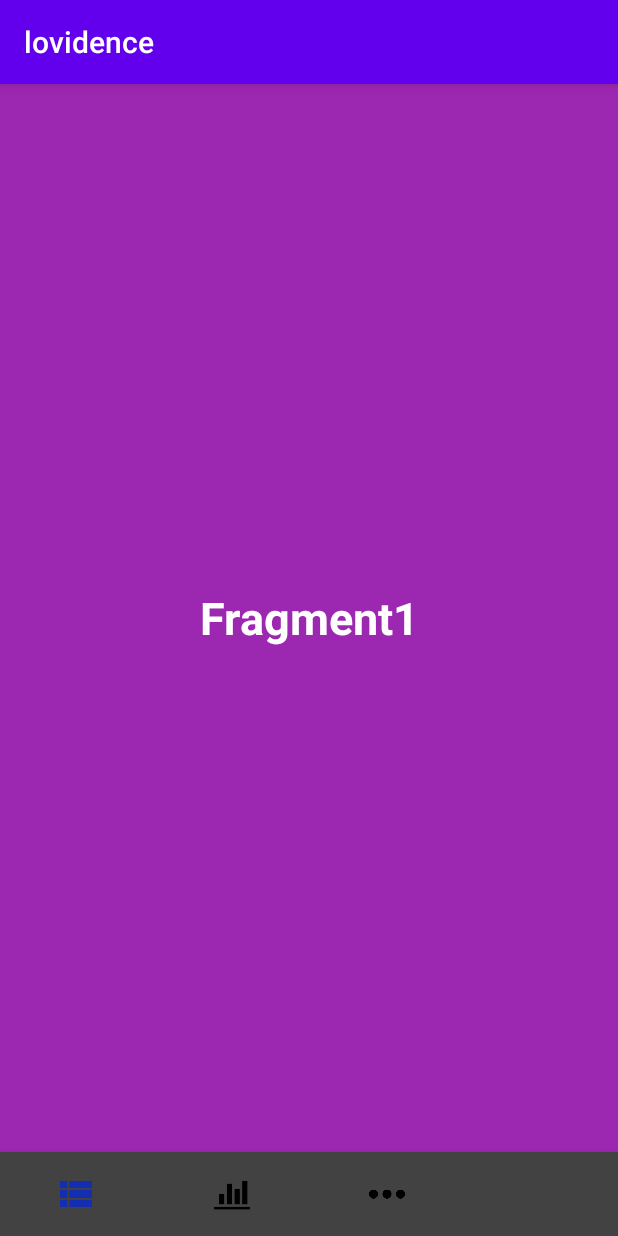
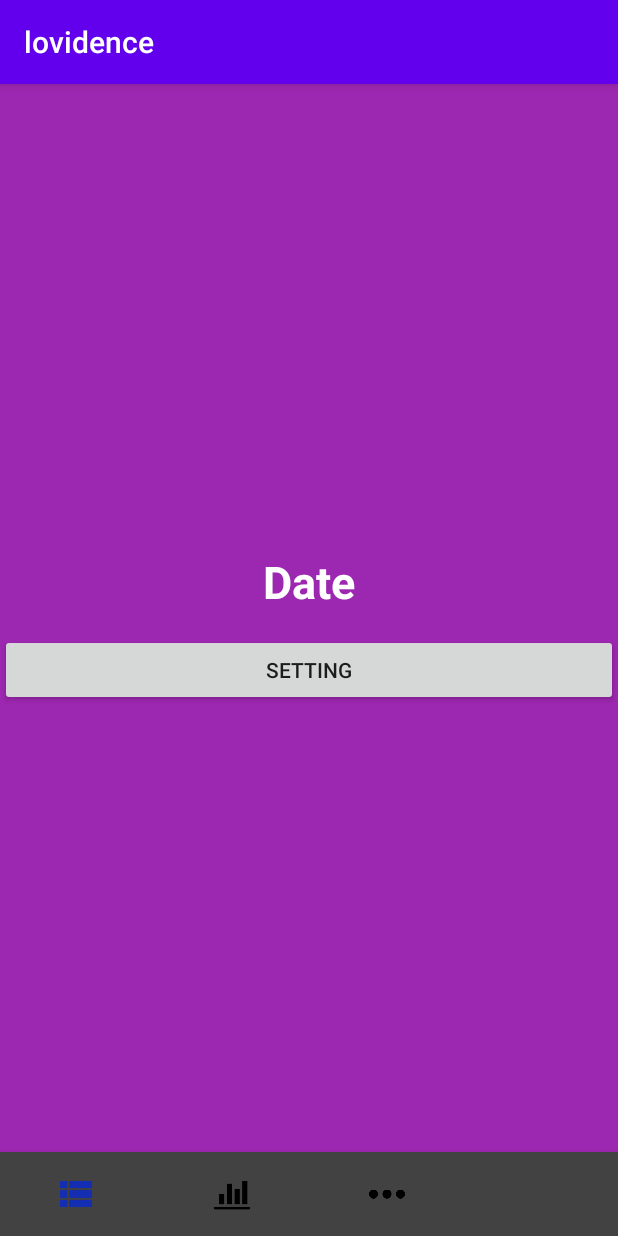
Before and after one commit to goo-gy/lovidence, an Android app: the screen it shows after launch (MainActivity), on a phone screen of 412 x 824 dp. Run offline under Robolectric (Android 15) with nearby library versions, the phone set to English and light mode, and no system bars.

Commit message:
add date setting
add date setting

```diff
--- a/lovidence/app/src/main/AndroidManifest.xml
+++ b/lovidence/app/src/main/AndroidManifest.xml
@@ -9,6 +9,7 @@
         android:roundIcon="@mipmap/ic_launcher_round"
         android:supportsRtl="true"
         android:theme="@style/AppTheme">
+        <activity android:name=".settings"></activity>
         <activity android:name=".MainActivity">
             <intent-filter>
                 <action android:name="android.intent.action.MAIN" />
--- a/lovidence/app/src/main/java/com/example/lovidence/MainActivity.java
+++ b/lovidence/app/src/main/java/com/example/lovidence/MainActivity.java
@@ -1,16 +1,34 @@
 package com.example.lovidence;
 import com.example.lovidence.*;
+
+import android.app.DatePickerDialog;
 import android.os.Bundle;
 import android.view.MenuItem;
 import androidx.annotation.NonNull;
 import androidx.appcompat.app.AppCompatActivity;
 import androidx.fragment.app.FragmentManager;
 import androidx.fragment.app.FragmentTransaction;
+
+import android.widget.DatePicker;
 import android.widget.FrameLayout;
+import android.widget.Toast;
+
 import com.google.android.material.bottomnavigation.BottomNavigationView;
 
-public class MainActivity extends AppCompatActivity {
+import java.io.BufferedWriter;
+import java.io.File;
+import java.io.FileInputStream;
+import java.io.FileNotFoundException;
+import java.io.FileOutputStream;
+import java.io.IOException;
+import java.io.OutputStreamWriter;
+import java.text.SimpleDateFormat;
+import java.util.Calendar;
+
+public class MainActivity extends AppCompatActivity{
     BottomNavigationView bottomNavigationView;
+
+    public Calendar the_date;
 
     Menu1Fragment menu1Fragment = new Menu1Fragment();
     Menu2Fragment menu2Fragment = new Menu2Fragment();
@@ -21,15 +39,14 @@ public class MainActivity extends AppCompatActivity {
     protected void onCreate(Bundle savedInstanceState) {
         super.onCreate(savedInstanceState);
         setContentView(R.layout.activity_main);
+
         bottomNavigationView = findViewById(R.id.bottomNavigationView);
-
         menu1Fragment = new Menu1Fragment();
         menu2Fragment = new Menu2Fragment();
         menu3Fragment = new Menu3Fragment();
         menu4Fragment = new Menu4Fragment();
         // 첫 화면 지정
         getSupportFragmentManager().beginTransaction().replace(R.id.main_layout,menu1Fragment).commitAllowingStateLoss();
-
         bottomNavigationView.setOnNavigationItemSelectedListener(new BottomNavigationView.OnNavigationItemSelectedListener(){
             @Override
             public boolean onNavigationItemSelected(@NonNull MenuItem menuItem){
--- a/lovidence/app/src/main/java/com/example/lovidence/Menu1Fragment.java
+++ b/lovidence/app/src/main/java/com/example/lovidence/Menu1Fragment.java
@@ -1,21 +1,113 @@
 package com.example.lovidence;
 
+import android.app.Activity;
+import android.app.DatePickerDialog;
+import android.content.Context;
+import android.content.SharedPreferences;
 import android.os.Bundle;
 import android.view.LayoutInflater;
 import android.view.View;
 import android.view.ViewGroup;
+import android.widget.Button;
+import android.widget.DatePicker;
+import android.widget.TextView;
+import android.widget.Toast;
 
 import androidx.annotation.NonNull;
 import androidx.annotation.Nullable;
 import androidx.fragment.app.Fragment;
 
+import java.io.BufferedWriter;
+import java.io.File;
+import java.io.FileInputStream;
+import java.io.FileNotFoundException;
+import java.io.FileOutputStream;
+import java.io.IOException;
+import java.io.OutputStreamWriter;
+import java.text.DateFormat;
+import java.text.ParseException;
+import java.text.SimpleDateFormat;
+import java.util.Calendar;
+import java.util.Date;
+import java.util.Locale;
+
 public class Menu1Fragment extends Fragment {
     ViewGroup viewGroup;
+    Context menu1_context;
+    public final String str_preference = "menu1";
+
+    public Calendar the_date;
+    TextView text_date;
 
     @Nullable
     @Override
     public View onCreateView(@NonNull LayoutInflater inflater, @Nullable ViewGroup container, @Nullable Bundle savedInstanceState) {
-        viewGroup = (ViewGroup) inflater.inflate(R.layout.fragment_menu1, container, false);
-        return viewGroup;
+        menu1_context = getContext();
+        View view = (View)inflater.inflate(R.layout.fragment_menu1, container, false);
+        text_date = (TextView)(view.findViewById(R.id.main_date));
+        the_date = Calendar.getInstance();
+        update();// update
+        Button button_set = (Button)view.findViewById(R.id.btn_set);
+        button_set.setOnClickListener(new View.OnClickListener() {
+            @Override
+            public void onClick(View view) {
+                DatePickerDialog dialog = new DatePickerDialog(menu1_context, listener, the_date.get(Calendar.YEAR), the_date.get(Calendar.MONTH), the_date.get(Calendar.DAY_OF_MONTH));
+                dialog.show();
+            }
+        });
+        return view;
+    }
+
+    public void update(){
+        SharedPreferences pref = menu1_context.getSharedPreferences(str_preference, menu1_context.MODE_PRIVATE);
+        String str_date = pref.getString("date", "");
+        if(str_date == "")
+        {
+            Calendar today = Calendar.getInstance();
+            int year = today.get(Calendar.YEAR);
+            int month = today.get(Calendar.MONTH);
+            int day_of_month = today.get(Calendar.DAY_OF_MONTH);
+            DatePickerDialog dialog = new DatePickerDialog(menu1_context, listener, year, month, day_of_month);
+            dialog.show();
+        }
+        else{
+            SimpleDateFormat date_format = new SimpleDateFormat("yyyy-MM-dd");
+            try {
+                the_date.setTime(date_format.parse(str_date));
+            } catch (ParseException e) {
+                e.printStackTrace();
+            }
+            long love_day = get_love_day();
+            text_date.setText(Long.toString(love_day));
+        }
+    }
+
+    private DatePickerDialog.OnDateSetListener listener = new DatePickerDialog.OnDateSetListener() {
+        @Override
+        public void onDateSet(DatePicker view, int year, int month, int day) {
+            the_date = Calendar.getInstance();    // 현재 시간을 받음.
+            the_date.set(Calendar.YEAR, year);
+            the_date.set(Calendar.MONTH, month);
+            the_date.set(Calendar.DAY_OF_MONTH, day);
+
+            SimpleDateFormat date_format = new SimpleDateFormat("yyyy-MM-dd");
+            String str_the_date = date_format.format(the_date.getTime());
+            //--------------------------------------------------------
+            SharedPreferences pref = menu1_context.getSharedPreferences(str_preference, menu1_context.MODE_PRIVATE);
+            SharedPreferences.Editor editor = pref.edit();
+            editor.putString("date",str_the_date );
+            editor.commit();
+            //--------------------------------------------------------
+            long love_day = get_love_day();
+            text_date.setText(Long.toString(love_day));
+        }
+    };
+
+    public long get_love_day(){
+        Calendar today = Calendar.getInstance();
+        long love_time = today.getTime().getTime() - the_date.getTime().getTime();
+        long love_day = love_time/(24*60*60*1000);
+        love_day = Math.abs(love_day) + 1;
+        return love_day;
     }
 }
--- a/lovidence/app/src/main/res/layout/activity_main.xml
+++ b/lovidence/app/src/main/res/layout/activity_main.xml
@@ -10,7 +10,9 @@
         android:id="@+id/main_layout"
         android:layout_width="match_parent"
         android:layout_height="match_parent"
-        android:layout_marginBottom="?attr/actionBarSize"/>
+        android:layout_marginBottom="?attr/actionBarSize">
+
+    </FrameLayout>
 
     <com.google.android.material.bottomnavigation.BottomNavigationView
         android:id="@+id/bottomNavigationView"
@@ -25,6 +27,7 @@
         app:itemTextColor="@drawable/item_color"
         android:layout_width="match_parent"
         android:layout_height="wrap_content"/>
+
     <!--@color is in colors.. or default-->
 <!--This bottom bar is no margin so, u wanna change color modify itemBackground!!-->
 </androidx.coordinatorlayout.widget.CoordinatorLayout>
--- a/lovidence/app/src/main/res/layout/fragment_menu1.xml
+++ b/lovidence/app/src/main/res/layout/fragment_menu1.xml
@@ -5,11 +5,19 @@
     android:gravity="center"
     android:background="#9C27B0">
 
-    <TextView android:layout_width="match_parent"
-        android:layout_height="wrap_content"
+    <TextView
+        android:id="@+id/main_date"
+        android:layout_width="match_parent"
+        android:layout_height="69dp"
         android:gravity="center"
-        android:text="Fragment1"
+        android:text="Date"
         android:textColor="@android:color/white"
         android:textSize="30sp"
         android:textStyle="bold" />
+
+    <Button
+        android:id="@+id/btn_set"
+        android:layout_width="match_parent"
+        android:layout_height="wrap_content"
+        android:text="Setting" />
 </LinearLayout>
```
Also changed, not shown: lovidence/app/src/main/java/com/example/lovidence/settings.java (added, +14 -0 lines), lovidence/app/src/main/res/layout/activity_settings.xml (added, +9 -0 lines).
